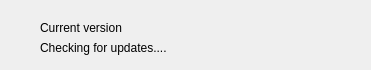
The window that src/updatecheckdlg.ui (rupeshs/ExMplayer) describes before a commit, drawn with Qt 5.
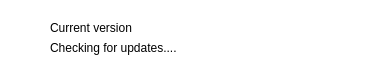
The same window after the commit. Icons and pictures are not drawn.

What changed in the file:
```diff
--- a/src/updatecheckdlg.ui
+++ b/src/updatecheckdlg.ui
@@ -23,6 +23,9 @@
    <iconset resource="ExMplayer.qrc">
     <normaloff>:/images/ExMplayer.png</normaloff>:/images/ExMplayer.png</iconset>
   </property>
+  <property name="styleSheet">
+   <string notr="true">background-color: rgb(255, 255, 255);</string>
+  </property>
   <widget class="QLabel" name="label">
    <property name="geometry">
     <rect>
@@ -46,7 +49,7 @@
   <widget class="QLabel" name="labelVersionFound">
    <property name="geometry">
     <rect>
-     <x>40</x>
+     <x>50</x>
      <y>40</y>
      <width>271</width>
      <height>16</height>
@@ -72,7 +75,7 @@
   <widget class="QLabel" name="labelCurVersion">
    <property name="geometry">
     <rect>
-     <x>40</x>
+     <x>50</x>
      <y>20</y>
      <width>251</width>
      <height>16</height>
@@ -105,6 +108,22 @@
     </property>
    </widget>
   </widget>
+  <widget class="QLabel" name="labelOk">
+   <property name="geometry">
+    <rect>
+     <x>10</x>
+     <y>40</y>
+     <width>31</width>
+     <height>21</height>
+    </rect>
+   </property>
+   <property name="text">
+    <string/>
+   </property>
+   <property name="pixmap">
+    <pixmap resource="ExMplayer.qrc">:/images/ok.png</pixmap>
+   </property>
+  </widget>
  </widget>
  <resources>
   <include location="ExMplayer.qrc"/>
```
